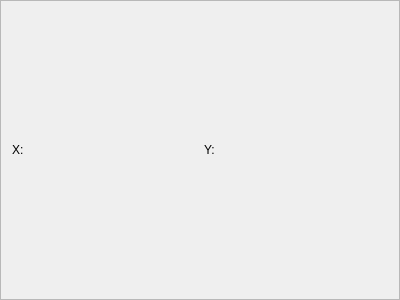
The window that UI/histogram.ui (Shadasviar/APOD) describes before a commit, drawn with Qt 5.
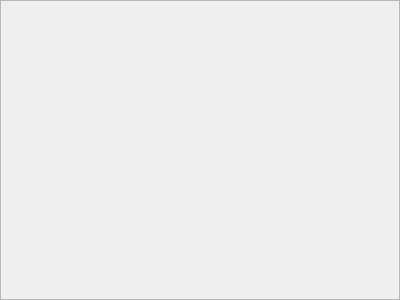
The same window after the commit.

The edit to the form file:
```diff
--- a/UI/histogram.ui
+++ b/UI/histogram.ui
@@ -39,64 +39,6 @@
      </property>
     </layout>
    </item>
-   <item>
-    <widget class="QFrame" name="infoFrame">
-     <property name="frameShape">
-      <enum>QFrame::NoFrame</enum>
-     </property>
-     <property name="frameShadow">
-      <enum>QFrame::Raised</enum>
-     </property>
-     <layout class="QHBoxLayout" name="horizontalLayout_2">
-      <property name="topMargin">
-       <number>5</number>
-      </property>
-      <property name="bottomMargin">
-       <number>5</number>
-      </property>
-      <item>
-       <widget class="QLabel" name="x_label">
-        <property name="sizePolicy">
-         <sizepolicy hsizetype="Fixed" vsizetype="Preferred">
-          <horstretch>0</horstretch>
-          <verstretch>0</verstretch>
-         </sizepolicy>
-        </property>
-        <property name="text">
-         <string>X:</string>
-        </property>
-       </widget>
-      </item>
-      <item>
-       <widget class="QLabel" name="x_value_label">
-        <property name="text">
-         <string/>
-        </property>
-       </widget>
-      </item>
-      <item>
-       <widget class="QLabel" name="y_label">
-        <property name="sizePolicy">
-         <sizepolicy hsizetype="Fixed" vsizetype="Preferred">
-          <horstretch>0</horstretch>
-          <verstretch>0</verstretch>
-         </sizepolicy>
-        </property>
-        <property name="text">
-         <string>Y:</string>
-        </property>
-       </widget>
-      </item>
-      <item>
-       <widget class="QLabel" name="y_value_label">
-        <property name="text">
-         <string/>
-        </property>
-       </widget>
-      </item>
-     </layout>
-    </widget>
-   </item>
   </layout>
  </widget>
  <resources/>
```
